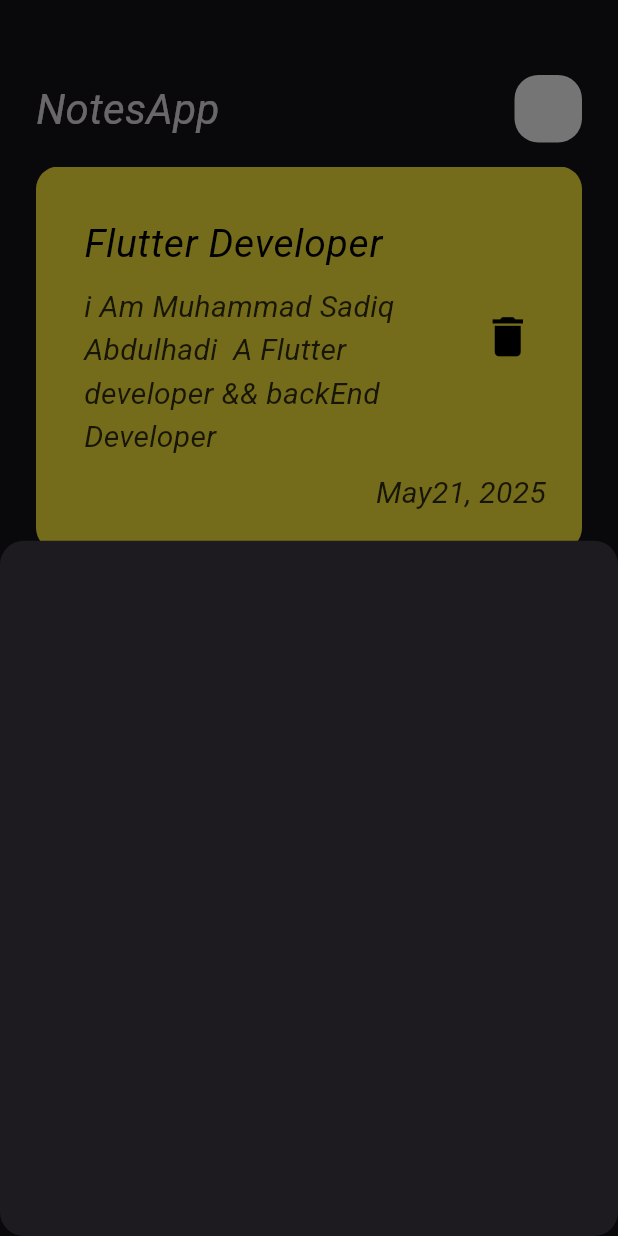
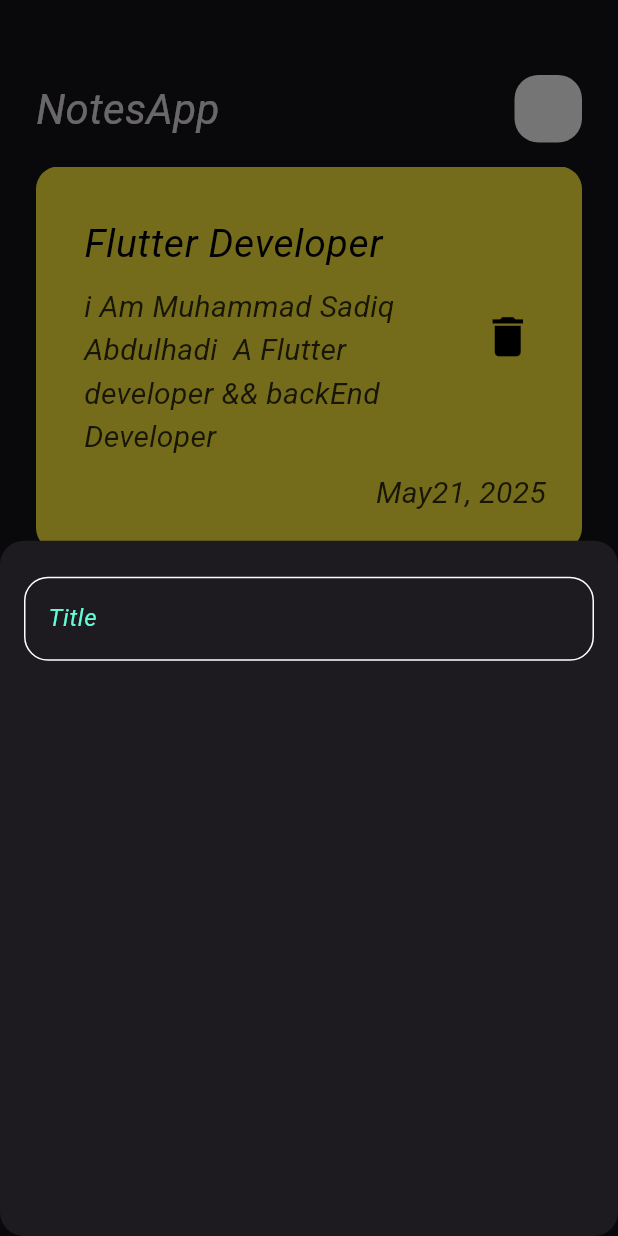
Before and after one commit to mohamedseedk908/NotesApp, a Flutter app: the screen it shows after launch, after a tap on the "add" icon, on a phone screen of 412 x 824 dp. Run offline on Flutter 3.47's test engine with Material 3 defaults, Android fonts, the phone set to English and light mode, and no system bars.

Commit message:
Add Constants Colors And Add Custom Text Fiels

```diff
--- /dev/null
+++ b/lib/views/constants.dart
@@ -0,0 +1,5 @@
+import 'dart:ui';
+
+class ConstantsColors{
+  static const Color kPrimaryColors = Color(0xff62FCD7);
+}
--- a/lib/views/widgets/add_notes_button_sheet.dart
+++ b/lib/views/widgets/add_notes_button_sheet.dart
@@ -1,10 +1,21 @@
 import 'package:flutter/material.dart';
+import 'package:notes/views/widgets/custom_text_field.dart';
 
 class AddNotesButtonSheet extends StatelessWidget {
   const AddNotesButtonSheet({super.key});
 
   @override
   Widget build(BuildContext context) {
-    return Container();
+    return Padding(
+      padding: const EdgeInsets.symmetric(horizontal: 16.0),
+      child: Column(
+        children: [
+          SizedBox(
+            height: 24,
+          ),
+          CustomTextField(),
+        ],
+      ),
+    );
   }
 }
--- /dev/null
+++ b/lib/views/widgets/custom_text_field.dart
@@ -0,0 +1,29 @@
+import 'package:flutter/material.dart';
+import 'package:notes/views/constants.dart';
+
+class CustomTextField extends StatelessWidget {
+  const CustomTextField({super.key});
+
+  @override
+  Widget build(BuildContext context) {
+    return TextField(
+      cursorColor:ConstantsColors.kPrimaryColors,
+       decoration: InputDecoration(
+         hintText: "Title",
+         hintStyle: TextStyle(color: ConstantsColors.kPrimaryColors,),
+         border: buildBorder(),
+         enabledBorder: buildBorder(),
+         focusedBorder: buildBorder(ConstantsColors.kPrimaryColors,),
+       ),
+    );
+  }
+}
+
+OutlineInputBorder buildBorder([color]){
+  return  OutlineInputBorder(
+    borderRadius: BorderRadius.circular(16),
+    borderSide: BorderSide(
+        color: color ?? Colors.white,
+    ),
+  );
+}
```
